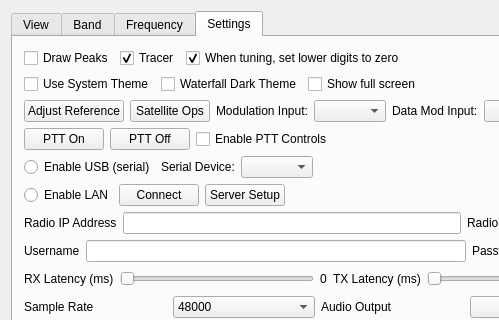
The window that wfmain.ui (adecarolis/wfweb) describes before a commit, drawn with Qt 5; both pictures show x 0 to 499 and y 0 to 320 of the 934 by 582 pixel window.
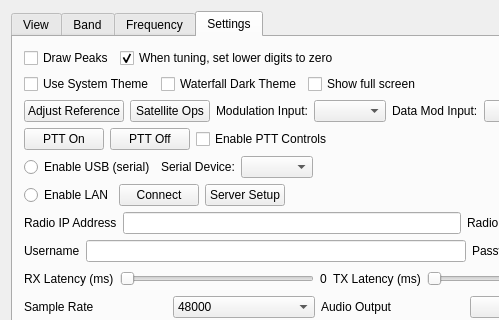
The same window after the commit. The open tabs and pages were chosen to show the change. Custom widgets are drawn as their Qt base class.

Commit message: Goodbye tracer

The edit to the form file:
```diff
--- a/wfmain.ui
+++ b/wfmain.ui
@@ -1519,16 +1519,6 @@
             </property>
            </widget>
           </item>
-          <item>
-           <widget class="QCheckBox" name="drawTracerChk">
-            <property name="text">
-             <string>Tracer</string>
-            </property>
-            <property name="checked">
-             <bool>true</bool>
-            </property>
-           </widget>
-          </item>
           <item>
            <widget class="QCheckBox" name="tuningFloorZerosChk">
             <property name="text">
```
Left out of the diff: 2 changed lines with no effect on the pictures. The commit also changes 2 other files.
